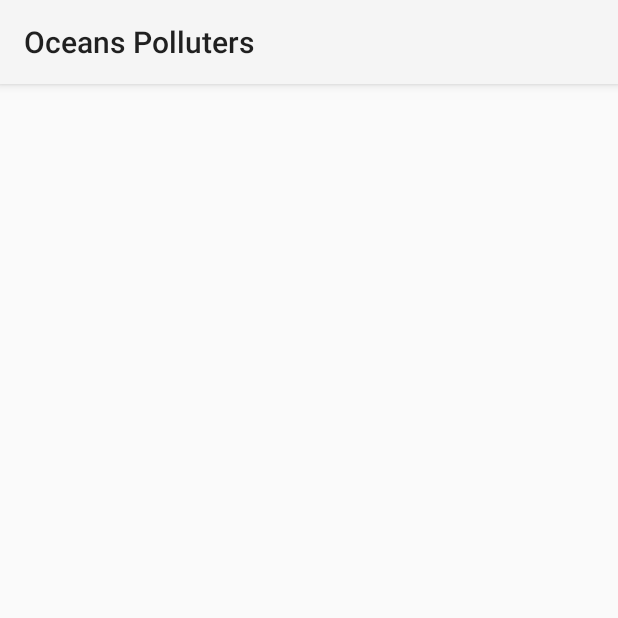
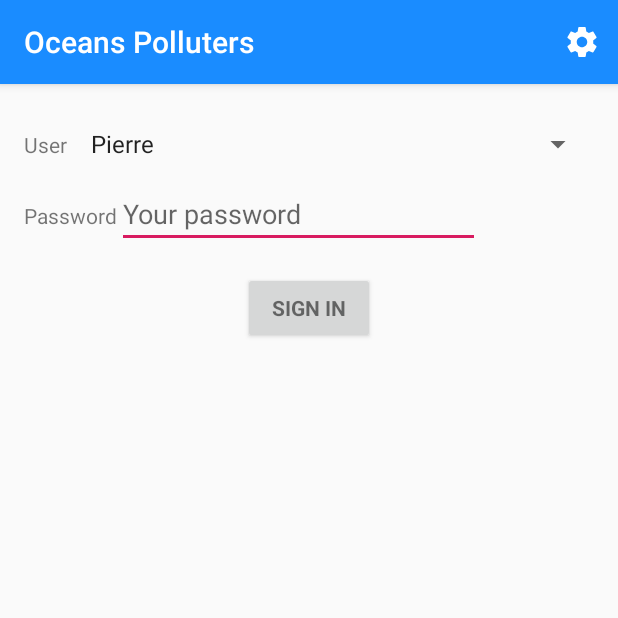
Before and after one commit to PierreAnken/HEVS_BSC_IG_S5_Android_Ocean_Polluters, an Android app: the screen it shows after launch (LoginActivity), on a phone screen of 412 x 824 dp, the top half of it. Run offline under Robolectric (Android 15) with nearby library versions, the phone set to English and light mode, and no system bars.

Commit message:
Début actionbar

```diff
--- a/app/src/main/AndroidManifest.xml
+++ b/app/src/main/AndroidManifest.xml
@@ -8,7 +8,7 @@
         android:label="@string/app_name"
         android:roundIcon="@mipmap/ic_launcher_round"
         android:supportsRtl="true"
-        android:theme="@style/Theme.AppCompat.Light.NoActionBar">
+        android:theme="@style/AppTheme">
         <activity android:name=".ui.LoginActivity">
             <intent-filter>
                 <action android:name="android.intent.action.MAIN" />
@@ -18,7 +18,6 @@
         </activity>
         <activity android:name=".ui.ParameterActivity" />
         <activity android:name=".ui.CaptainHomeActivity"/>
-        <activity android:name=".ui.BaseToolbarActivity"/>
     </application>
 
 </manifest>
--- a/app/src/main/java/ch/pa/oceanspolluters/app/ui/BaseToolbarActivity.java
+++ /dev/null
@@ -1,22 +0,0 @@
-package ch.pa.oceanspolluters.app.ui;
-
-import android.os.Bundle;
-import android.support.v7.app.AppCompatActivity;
-import android.support.v7.widget.Toolbar;
-
-import ch.pa.oceanspolluters.app.R;
-
-public class BaseToolbarActivity extends AppCompatActivity {
-
-
-    protected void onCreate(Bundle savedInstanceState) {
-        super.onCreate(savedInstanceState);
-
-    }
-
-    public Toolbar getToolbar(){
-        setContentView(R.layout.toolbar);
-        Toolbar myToolbar = (Toolbar) findViewById(R.id.global_toolbar);
-        return myToolbar;
-    }
-}
--- a/app/src/main/java/ch/pa/oceanspolluters/app/ui/LoginActivity.java
+++ b/app/src/main/java/ch/pa/oceanspolluters/app/ui/LoginActivity.java
@@ -7,6 +7,7 @@ import android.os.AsyncTask;
 import android.os.Bundle;
 import android.support.v7.app.AppCompatActivity;
 import android.text.TextUtils;
+import android.view.Menu;
 import android.view.View;
 import android.view.View.OnClickListener;
 import android.widget.ArrayAdapter;
@@ -28,7 +29,7 @@ import ch.pa.oceanspolluters.app.model.User;
 /**
  * A login screen that offers login via email/password.
  */
-public class LoginActivity extends BaseToolbarActivity{
+public class LoginActivity extends AppCompatActivity{
 
     /**
      * A dummy authentication store containing known user names and passwords.
@@ -98,7 +99,12 @@ public class LoginActivity extends BaseToolbarActivity{
                 attemptLogin();
             }
         });
-        setSupportActionBar(getToolbar());
+    }
+
+    @Override
+    public boolean onCreateOptionsMenu(Menu menu) {
+        getMenuInflater().inflate(R.menu.menu_login, menu);
+        return true;
     }
 
     private void attemptLogin() {
--- /dev/null
+++ b/app/src/main/res/drawable/add_white.xml
@@ -0,0 +1,5 @@
+<vector android:height="24dp" android:tint="#FFFFFF"
+    android:viewportHeight="24.0" android:viewportWidth="24.0"
+    android:width="24dp" xmlns:android="http://schemas.android.com/apk/res/android">
+    <path android:fillColor="#FF000000" android:pathData="M19,13h-6v6h-2v-6H5v-2h6V5h2v6h6v2z"/>
+</vector>
--- /dev/null
+++ b/app/src/main/res/drawable/back_white.xml
@@ -0,0 +1,5 @@
+<vector android:height="24dp" android:tint="#FFFFFF"
+    android:viewportHeight="24.0" android:viewportWidth="24.0"
+    android:width="24dp" xmlns:android="http://schemas.android.com/apk/res/android">
+    <path android:fillColor="#FF000000" android:pathData="M21,11H6.83l3.58,-3.59L9,6l-6,6 6,6 1.41,-1.41L6.83,13H21z"/>
+</vector>
--- /dev/null
+++ b/app/src/main/res/drawable/logout_white.xml
@@ -0,0 +1,5 @@
+<vector android:height="24dp" android:tint="#FFFFFF"
+    android:viewportHeight="24.0" android:viewportWidth="24.0"
+    android:width="24dp" xmlns:android="http://schemas.android.com/apk/res/android">
+    <path android:fillColor="#FF000000" android:pathData="M10.09,15.59L11.5,17l5,-5 -5,-5 -1.41,1.41L12.67,11H3v2h9.67l-2.58,2.59zM19,3H5c-1.11,0 -2,0.9 -2,2v4h2V5h14v14H5v-4H3v4c0,1.1 0.89,2 2,2h14c1.1,0 2,-0.9 2,-2V5c0,-1.1 -0.9,-2 -2,-2z"/>
+</vector>
--- /dev/null
+++ b/app/src/main/res/drawable/settings_white.xml
@@ -0,0 +1,5 @@
+<vector android:height="24dp" android:tint="#FFFFFF"
+    android:viewportHeight="24.0" android:viewportWidth="24.0"
+    android:width="24dp" xmlns:android="http://schemas.android.com/apk/res/android">
+    <path android:fillColor="#FF000000" android:pathData="M19.43,12.98c0.04,-0.32 0.07,-0.64 0.07,-0.98s-0.03,-0.66 -0.07,-0.98l2.11,-1.65c0.19,-0.15 0.24,-0.42 0.12,-0.64l-2,-3.46c-0.12,-0.22 -0.39,-0.3 -0.61,-0.22l-2.49,1c-0.52,-0.4 -1.08,-0.73 -1.69,-0.98l-0.38,-2.65C14.46,2.18 14.25,2 14,2h-4c-0.25,0 -0.46,0.18 -0.49,0.42l-0.38,2.65c-0.61,0.25 -1.17,0.59 -1.69,0.98l-2.49,-1c-0.23,-0.09 -0.49,0 -0.61,0.22l-2,3.46c-0.13,0.22 -0.07,0.49 0.12,0.64l2.11,1.65c-0.04,0.32 -0.07,0.65 -0.07,0.98s0.03,0.66 0.07,0.98l-2.11,1.65c-0.19,0.15 -0.24,0.42 -0.12,0.64l2,3.46c0.12,0.22 0.39,0.3 0.61,0.22l2.49,-1c0.52,0.4 1.08,0.73 1.69,0.98l0.38,2.65c0.03,0.24 0.24,0.42 0.49,0.42h4c0.25,0 0.46,-0.18 0.49,-0.42l0.38,-2.65c0.61,-0.25 1.17,-0.59 1.69,-0.98l2.49,1c0.23,0.09 0.49,0 0.61,-0.22l2,-3.46c0.12,-0.22 0.07,-0.49 -0.12,-0.64l-2.11,-1.65zM12,15.5c-1.93,0 -3.5,-1.57 -3.5,-3.5s1.57,-3.5 3.5,-3.5 3.5,1.57 3.5,3.5 -1.57,3.5 -3.5,3.5z"/>
+</vector>
--- a/app/src/main/res/layout/toolbar.xml
+++ /dev/null
@@ -1,11 +0,0 @@
-<?xml version="1.0" encoding="utf-8"?>
-
-<android.support.v7.widget.Toolbar android:id="@+id/global_toolbar"
-    android:layout_width="match_parent"
-    android:layout_height="?attr/actionBarSize"
-    android:background="?attr/colorPrimary"
-    android:elevation="4dp"
-    android:theme="@style/ThemeOverlay.AppCompat.ActionBar"
-    app:popupTheme="@style/ThemeOverlay.AppCompat.Light"
-    xmlns:android="http://schemas.android.com/apk/res/android"
-    xmlns:app="http://schemas.android.com/apk/res-auto" />
--- /dev/null
+++ b/app/src/main/res/menu/menu_captain_home.xml
@@ -0,0 +1,6 @@
+<?xml version="1.0" encoding="utf-8"?>
+<menu xmlns:android="http://schemas.android.com/apk/res/android"
+    xmlns:app="http://schemas.android.com/apk/res-auto">
+    <item
+        android:id="@+id/logout" android:icon="@drawable/logout_white" app:showAsAction="ifRoom" android:title="@string/logout"/>
+</menu>
--- /dev/null
+++ b/app/src/main/res/menu/menu_login.xml
@@ -0,0 +1,6 @@
+<?xml version="1.0" encoding="utf-8"?>
+<menu xmlns:android="http://schemas.android.com/apk/res/android"
+    xmlns:app="http://schemas.android.com/apk/res-auto">
+    <item
+        android:id="@+id/parameters" android:icon="@drawable/settings_white" app:showAsAction="ifRoom" android:title="@string/settings"/>
+</menu>
--- a/app/src/main/res/values/colors.xml
+++ b/app/src/main/res/values/colors.xml
@@ -1,6 +1,6 @@
 <?xml version="1.0" encoding="utf-8"?>
 <resources>
-    <color name="colorPrimary">#008577</color>
-    <color name="colorPrimaryDark">#00574B</color>
+    <color name="colorPrimary">#1a8cff</color>
+    <color name="colorPrimaryDark">#0059b3</color>
     <color name="colorAccent">#D81B60</color>
 </resources>
--- a/app/src/main/res/values/strings.xml
+++ b/app/src/main/res/values/strings.xml
@@ -3,9 +3,11 @@
     <string name="title_activity_login">Login</string>
     <string name="title_activity_parameters">Parameters</string>
     <string name="title_activity_captain_home">Captain\'s Cockpit</string>
+    <string name="logout">Logout</string>
 
     <!-- Strings related to login -->
     <string name="sign_in">Sign in</string>
+    <string name="settings">Settings</string>
     <string name="error_invalid_password">Invalid password format</string>
     <string name="error_incorrect_password">This password is incorrect</string>
     <string name="error_field_required">This field is required</string>
```
Also changed, not shown: app/src/main/java/ch/pa/oceanspolluters/app/ui/CaptainHomeActivity.java (+24 -0 lines).
